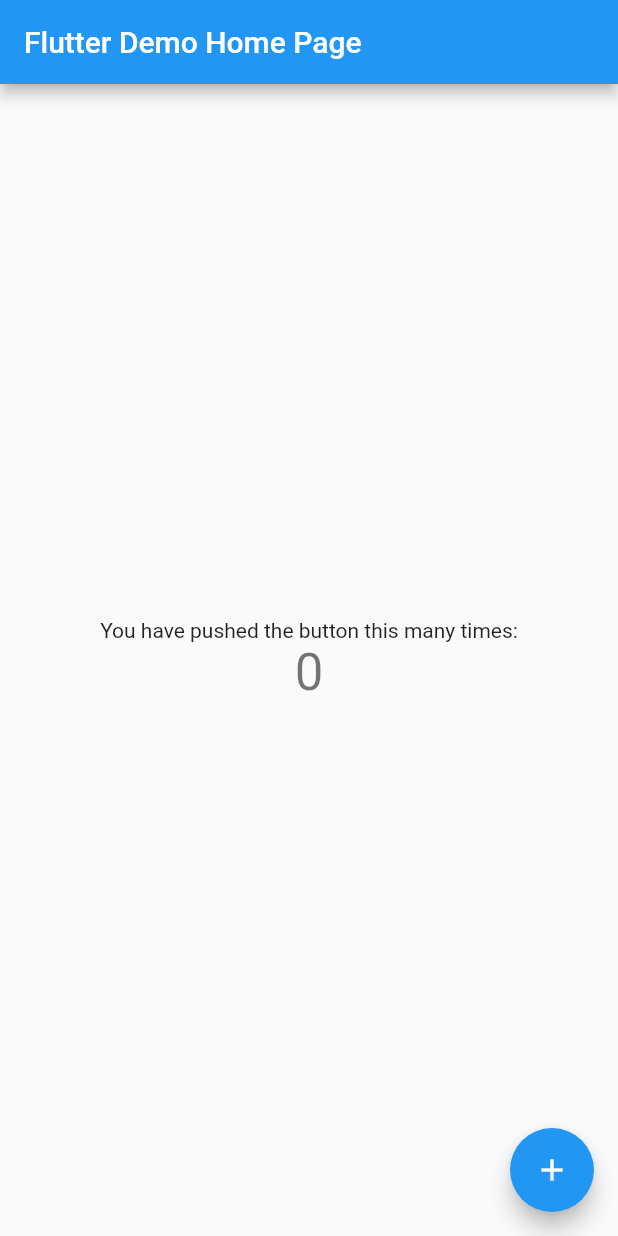
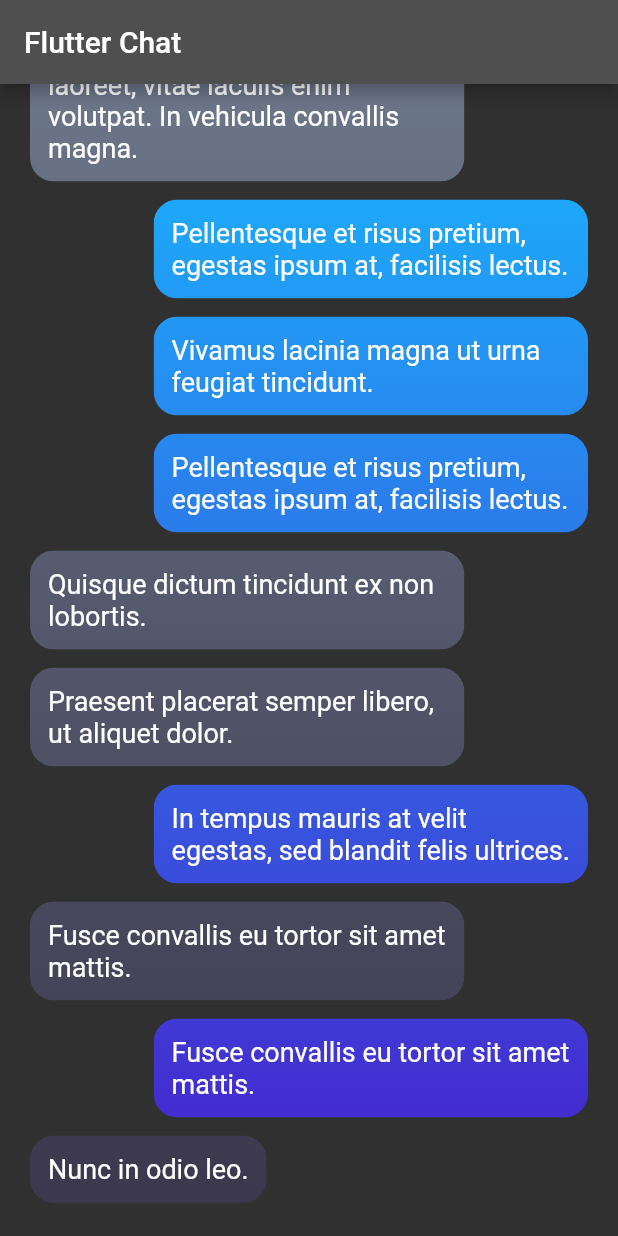
Before and after one commit to raulmabe/flutter_gradient_chat_bubble, a Flutter app: the screen it shows after launch, on a phone screen of 412 x 824 dp. Run offline on Flutter 3.47's test engine with Material 2 defaults, Android fonts, the light colour scheme and no system bars.

Commit message:
Second commit

```diff
--- a/lib/main.dart
+++ b/lib/main.dart
@@ -1,113 +1,264 @@
+// Copyright 2020, the Flutter project authors. Please see the AUTHORS file
+// for details. All rights reserved. Use of this source code is governed by a
+// BSD-style license that can be found in the LICENSE file.
+
+import 'dart:math';
+import 'dart:ui' as ui;
+
+import 'package:flutter/cupertino.dart';
+import 'package:flutter/foundation.dart';
 import 'package:flutter/material.dart';
+import 'package:flutter/rendering.dart';
 
-void main() {
-  runApp(MyApp());
-}
+@immutable
+class App extends StatelessWidget {
+  App({Key? key, required this.home}) : super(key: key);
 
-class MyApp extends StatelessWidget {
-  // This widget is the root of your application.
+  final Widget home;
+
   @override
   Widget build(BuildContext context) {
     return MaterialApp(
-      title: 'Flutter Demo',
+      debugShowCheckedModeBanner: false,
+      title: 'Cookbook Examples',
       theme: ThemeData(
-        // This is the theme of your application.
-        //
-        // Try running your application with "flutter run". You'll see the
-        // application has a blue toolbar. Then, without quitting the app, try
-        // changing the primarySwatch below to Colors.green and then invoke
-        // "hot reload" (press "r" in the console where you ran "flutter run",
-        // or simply save your changes to "hot reload" in a Flutter IDE).
-        // Notice that the counter didn't reset back to zero; the application
-        // is not restarted.
-        primarySwatch: Colors.blue,
+        brightness: Brightness.light,
+        primaryColor: Colors.blue,
+        accentColor: Colors.indigo,
       ),
-      home: MyHomePage(title: 'Flutter Demo Home Page'),
+      home: home,
     );
   }
 }
 
-class MyHomePage extends StatefulWidget {
-  MyHomePage({Key key, this.title}) : super(key: key);
+void main() {
+  runApp(App(
+    home: const ExampleGradientBubbles(),
+  ));
+}
 
-  // This widget is the home page of your application. It is stateful, meaning
-  // that it has a State object (defined below) that contains fields that affect
-  // how it looks.
-
-  // This class is the configuration for the state. It holds the values (in this
-  // case the title) provided by the parent (in this case the App widget) and
-  // used by the build method of the State. Fields in a Widget subclass are
-  // always marked "final".
-
-  final String title;
+@immutable
+class ExampleGradientBubbles extends StatefulWidget {
+  const ExampleGradientBubbles({Key? key}) : super(key: key);
 
   @override
-  _MyHomePageState createState() => _MyHomePageState();
+  _ExampleGradientBubblesState createState() => _ExampleGradientBubblesState();
 }
 
-class _MyHomePageState extends State<MyHomePage> {
-  int _counter = 0;
+class _ExampleGradientBubblesState extends State<ExampleGradientBubbles> {
+  late final List<Message> data;
 
-  void _incrementCounter() {
-    setState(() {
-      // This call to setState tells the Flutter framework that something has
-      // changed in this State, which causes it to rerun the build method below
-      // so that the display can reflect the updated values. If we changed
-      // _counter without calling setState(), then the build method would not be
-      // called again, and so nothing would appear to happen.
-      _counter++;
-    });
+  @override
+  void initState() {
+    super.initState();
+    data = MessageGenerator.generate(60, 1337);
   }
 
   @override
   Widget build(BuildContext context) {
-    // This method is rerun every time setState is called, for instance as done
-    // by the _incrementCounter method above.
-    //
-    // The Flutter framework has been optimized to make rerunning build methods
-    // fast, so that you can just rebuild anything that needs updating rather
-    // than having to individually change instances of widgets.
-    return Scaffold(
-      appBar: AppBar(
-        // Here we take the value from the MyHomePage object that was created by
-        // the App.build method, and use it to set our appbar title.
-        title: Text(widget.title),
+    return Theme(
+      data: ThemeData(
+        brightness: Brightness.dark,
+        primaryColor: const Color(0xFF4F4F4F),
       ),
-      body: Center(
-        // Center is a layout widget. It takes a single child and positions it
-        // in the middle of the parent.
-        child: Column(
-          // Column is also a layout widget. It takes a list of children and
-          // arranges them vertically. By default, it sizes itself to fit its
-          // children horizontally, and tries to be as tall as its parent.
-          //
-          // Invoke "debug painting" (press "p" in the console, choose the
-          // "Toggle Debug Paint" action from the Flutter Inspector in Android
-          // Studio, or the "Toggle Debug Paint" command in Visual Studio Code)
-          // to see the wireframe for each widget.
-          //
-          // Column has various properties to control how it sizes itself and
-          // how it positions its children. Here we use mainAxisAlignment to
-          // center the children vertically; the main axis here is the vertical
-          // axis because Columns are vertical (the cross axis would be
-          // horizontal).
-          mainAxisAlignment: MainAxisAlignment.center,
-          children: <Widget>[
-            Text(
-              'You have pushed the button this many times:',
-            ),
-            Text(
-              '$_counter',
-              style: Theme.of(context).textTheme.headline4,
-            ),
-          ],
+      child: Scaffold(
+        appBar: AppBar(
+          title: const Text('Flutter Chat'),
+        ),
+        body: ListView.builder(
+          padding: const EdgeInsets.symmetric(vertical: 16.0),
+          reverse: true,
+          itemCount: data.length,
+          itemBuilder: (context, index) {
+            final message = data[index];
+            return MessageBubble(
+              message: message,
+              child: Text(message.text),
+              index: index,
+            );
+          },
         ),
       ),
-      floatingActionButton: FloatingActionButton(
-        onPressed: _incrementCounter,
-        tooltip: 'Increment',
-        child: Icon(Icons.add),
-      ), // This trailing comma makes auto-formatting nicer for build methods.
     );
   }
 }
+
+@immutable
+class MessageBubble extends StatelessWidget {
+  const MessageBubble({
+    Key? key,
+    required this.message,
+    required this.child,
+    required this.index,
+  }) : super(key: key);
+
+  final Message message;
+  final Widget child;
+  final int index;
+
+  @override
+  Widget build(BuildContext context) {
+    final messageAlignment =
+        message.isMine ? Alignment.topLeft : Alignment.topRight;
+
+    return FractionallySizedBox(
+      alignment: messageAlignment,
+      widthFactor: 0.8,
+      child: Align(
+        alignment: messageAlignment,
+        child: Padding(
+          padding: const EdgeInsets.symmetric(vertical: 6.0, horizontal: 20.0),
+          child: ClipRRect(
+            borderRadius: const BorderRadius.all(Radius.circular(16.0)),
+            child: BubbleBackground(
+              index: index,
+              colors: [
+                message.isMine
+                    ? const Color(0xFF6C7689)
+                    : const Color(0xFF19B7FF),
+                message.isMine
+                    ? const Color(0xFF3A364B)
+                    : const Color(0xFF491CCB),
+              ],
+              child: DefaultTextStyle.merge(
+                style: const TextStyle(
+                  fontSize: 18.0,
+                  color: Colors.white,
+                ),
+                child: Padding(
+                  padding: const EdgeInsets.all(12.0),
+                  child: child,
+                ),
+              ),
+            ),
+          ),
+        ),
+      ),
+    );
+  }
+}
+
+@immutable
+class BubbleBackground extends StatelessWidget {
+  const BubbleBackground({
+    Key? key,
+    required this.colors,
+    required this.index,
+    this.child,
+  }) : super(key: key);
+
+  final List<Color> colors;
+  final Widget? child;
+  final int index;
+
+  @override
+  Widget build(BuildContext context) {
+    print('$index rebuilt');
+    return CustomPaint(
+      painter: BubblePainter(
+        scrollable: Scrollable.of(context)!,
+        bubbleContext: context,
+        colors: colors,
+      ),
+      child: child,
+    );
+  }
+}
+
+class BubblePainter extends CustomPainter {
+  BubblePainter({
+    required ScrollableState scrollable,
+    required BuildContext bubbleContext,
+    required List<Color> colors,
+  })   : _scrollable = scrollable,
+        _bubbleContext = bubbleContext,
+        _colors = colors;
+
+  final ScrollableState _scrollable;
+  final BuildContext _bubbleContext;
+  final List<Color> _colors;
+
+  @override
+  void paint(Canvas canvas, Size size) {
+    final scrollableBox = _scrollable.context.findRenderObject() as RenderBox;
+    final scrollableRect = Offset.zero & scrollableBox.size;
+    final bubbleBox = _bubbleContext.findRenderObject() as RenderBox;
+
+    final origin =
+        bubbleBox.localToGlobal(Offset.zero, ancestor: scrollableBox);
+    final paint = Paint()
+      ..shader = ui.Gradient.linear(
+        scrollableRect.topCenter,
+        scrollableRect.bottomCenter,
+        _colors,
+        [0.0, 1.0],
+        TileMode.clamp,
+        Matrix4.translationValues(-origin.dx, -origin.dy, 0.0).storage,
+      );
+    canvas.drawRect(Offset.zero & size, paint);
+  }
+
+  @override
+  bool shouldRepaint(BubblePainter oldDelegate) {
+    return oldDelegate._scrollable != _scrollable ||
+        oldDelegate._bubbleContext != _bubbleContext ||
+        oldDelegate._colors != _colors;
+  }
+}
+
+enum MessageOwner { myself, other }
+
+@immutable
+class Message {
+  const Message({
+    required this.owner,
+    required this.text,
+  });
+
+  final MessageOwner owner;
+  final String text;
+
+  bool get isMine => owner == MessageOwner.myself;
+}
+
+class MessageGenerator {
+  static List<Message> generate(int count, [int? seed]) {
+    final random = Random(seed);
+    return List.unmodifiable(List<Message>.generate(count, (index) {
+      return Message(
+        owner: random.nextBool() ? MessageOwner.myself : MessageOwner.other,
+        text: _exampleData[random.nextInt(_exampleData.length)],
+      );
+    }));
+  }
+
+  static final _exampleData = [
+    'Lorem ipsum dolor sit amet, consectetur adipiscing elit.',
+    'In tempus mauris at velit egestas, sed blandit felis ultrices.',
+    'Ut molestie mauris et ligula finibus iaculis.',
+    'Sed a tempor ligula.',
+    'Test',
+    'Phasellus ullamcorper, mi ut imperdiet consequat, nibh augue condimentum nunc, vitae molestie massa augue nec erat.',
+    'Donec scelerisque, erat vel placerat facilisis, eros turpis egestas nulla, a sodales elit nibh et enim.',
+    'Mauris quis dignissim neque. In a odio leo. Aliquam egestas egestas tempor. Etiam at tortor metus.',
+    'Quisque lacinia imperdiet faucibus.',
+    'Proin egestas arcu non nisl laoreet, vitae iaculis enim volutpat. In vehicula convallis magna.',
+    'Phasellus at diam a sapien laoreet gravida.',
+    'Fusce maximus fermentum sem a scelerisque.',
+    'Nam convallis sapien augue, malesuada aliquam dui bibendum nec.',
+    'Quisque dictum tincidunt ex non lobortis.',
+    'In hac habitasse platea dictumst.',
+    'Ut pharetra ligula libero, sit amet imperdiet lorem luctus sit amet.',
+    'Sed ex lorem, lacinia et varius vitae, sagittis eget libero.',
+    'Vestibulum scelerisque velit sed augue ultricies, ut vestibulum lorem luctus.',
+    'Pellentesque et risus pretium, egestas ipsum at, facilisis lectus.',
+    'Praesent id eleifend lacus.',
+    'Fusce convallis eu tortor sit amet mattis.',
+    'Vivamus lacinia magna ut urna feugiat tincidunt.',
+    'Sed in diam ut dolor imperdiet vehicula non ac turpis.',
+    'Praesent at est hendrerit, laoreet tortor sed, varius mi.',
+    'Nunc in odio leo.',
+    'Praesent placerat semper libero, ut aliquet dolor.',
+    'Vestibulum elementum leo metus, vitae auctor lorem tincidunt ut.',
+  ];
+}
--- a/pubspec.yaml
+++ b/pubspec.yaml
@@ -18,7 +18,7 @@
 version: 1.0.0+1
 
 environment:
-  sdk: ">=2.7.0 <3.0.0"
+  sdk: ">=2.12.0 <3.0.0"
 
 dependencies:
   flutter:
```
Also changed, not shown: pubspec.lock, 3 other files.
